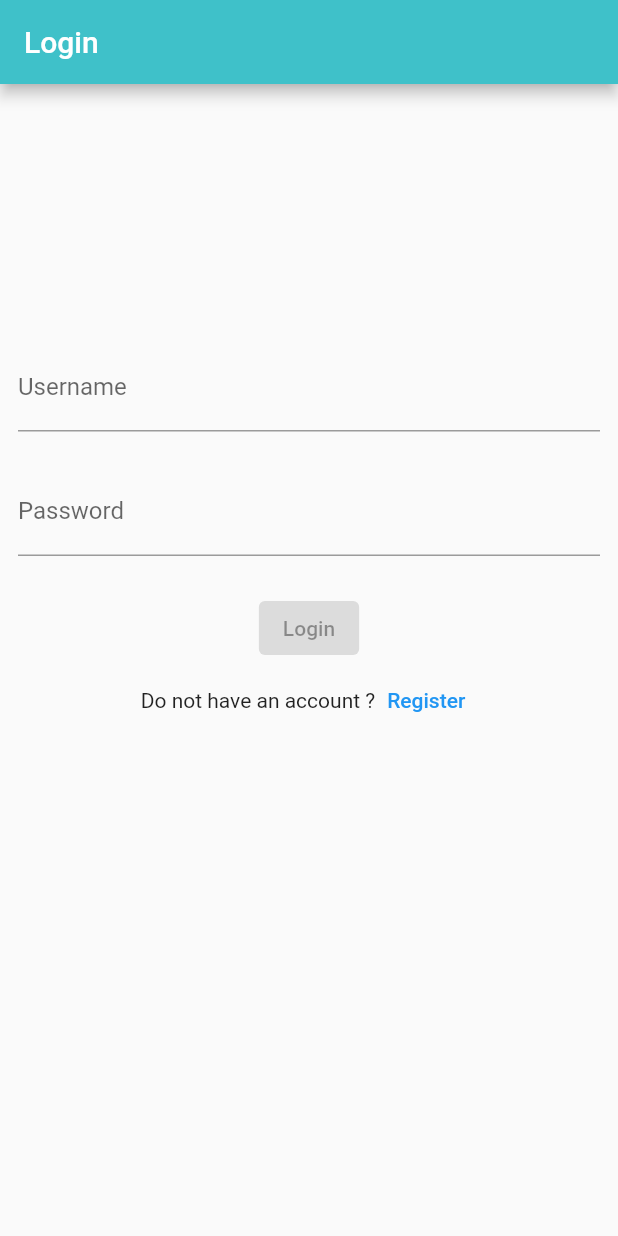
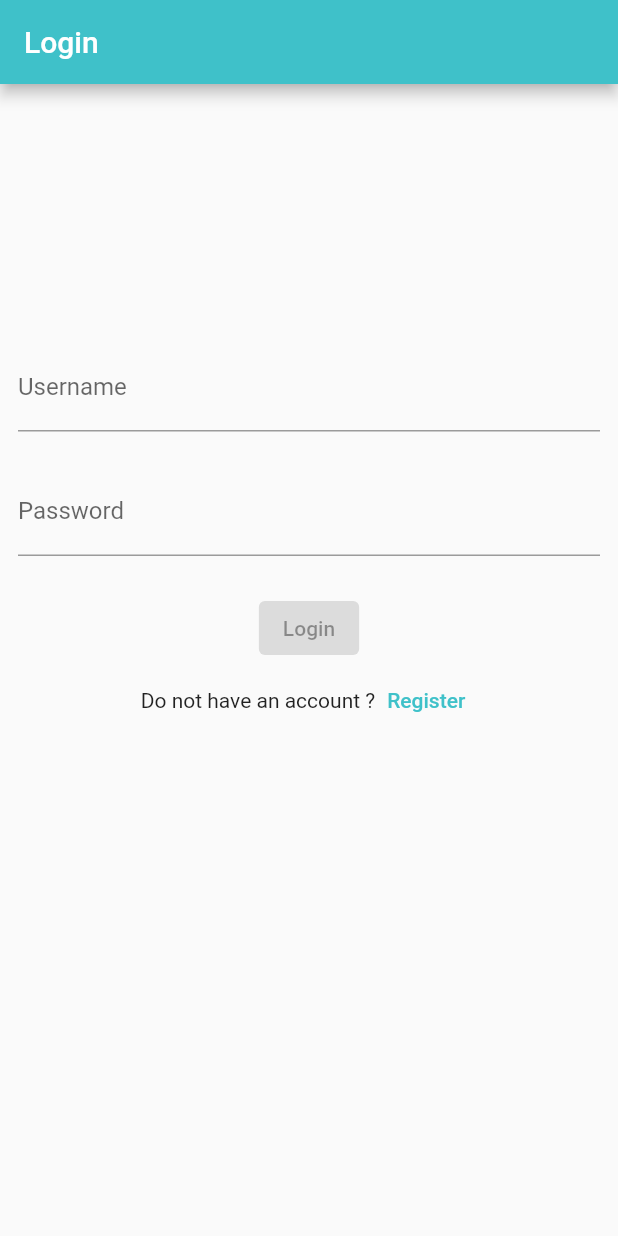
Before and after one commit to mwlt68/Scandium-Mobile, a Flutter app: the screen it shows after launch, on a phone screen of 412 x 824 dp. Run offline on Flutter 3.47's test engine with Material 2 defaults, Android fonts, the phone set to English and light mode, and no system bars; our stand-ins replace bloc, dio, easy_localization, equatable, flutter_bloc, flutter_svg and 3 more; missing offline and left inert: flutter_guid, signalr_netcore, sticky_grouped_list.

Commit message:
Color fix for buttons

```diff
--- a/lib/app.dart
+++ b/lib/app.dart
@@ -91,9 +91,16 @@ class _AppViewState extends State<AppView> {
         );
       },
       theme: ThemeData(
-          primaryColor: Color(ApplicationConstants.instance.blueColor),
-          appBarTheme: AppBarTheme(
-              backgroundColor: Color(ApplicationConstants.instance.blueColor))),
+        primaryColor: Color(ApplicationConstants.instance.blueColor),
+        appBarTheme: AppBarTheme(
+            backgroundColor: Color(ApplicationConstants.instance.blueColor)),
+        floatingActionButtonTheme: FloatingActionButtonThemeData(
+          backgroundColor: Color(ApplicationConstants.instance.blueColor),
+        ),
+        colorScheme: ThemeData()
+            .colorScheme
+            .copyWith(primary: Color(ApplicationConstants.instance.blueColor)),
+      ),
       onGenerateRoute: (_) => SplashPage.route(),
     );
   }
--- a/lib/features/contact/new_contact/view/new_contact_page.dart
+++ b/lib/features/contact/new_contact/view/new_contact_page.dart
@@ -76,10 +76,11 @@ class _NewContactPageState extends State<NewContactPage> {
             crossAxisAlignment: CrossAxisAlignment.start,
             children: [
               TextField(
+                style: const TextStyle(color: Colors.white),
                 key: Key(_values.searchInputKey),
                 decoration: InputDecoration(
-                  labelText: LocaleKeys.pages_newContact_searchLabelText.lcl,
-                ),
+                    labelText: LocaleKeys.pages_newContact_searchLabelText.lcl,
+                    labelStyle: const TextStyle(color: Colors.white)),
                 onChanged: (value) => context.read<NewContactBloc>().add(
                       SearchValueChanged(value),
                     ),
--- a/lib/product/widgets/cards/button_card.dart
+++ b/lib/product/widgets/cards/button_card.dart
@@ -11,7 +11,7 @@ class ButtonCard extends StatelessWidget {
     return ListTile(
       leading: CircleAvatar(
         radius: 23,
-        backgroundColor: const Color(0xFF25D366),
+        backgroundColor: Theme.of(context).primaryColor,
         child: Icon(
           iconData,
           size: 26,
```
